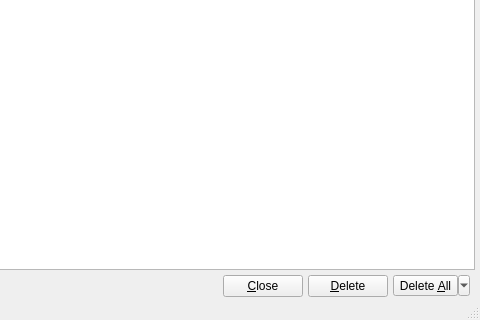
Qt form Version 1.x/UI/cookieWindow.ui (textbrowser/dooble) before a commit; both pictures show x 320 to 800 and y 280 to 600 of the 800 by 600 pixel window.
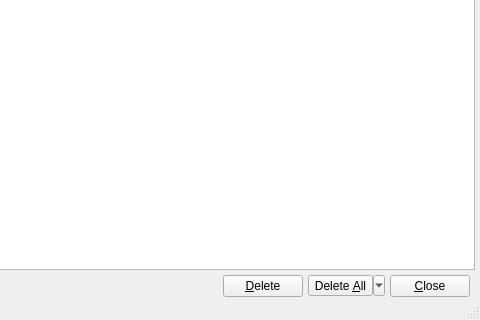
The same form after that commit. Custom widgets are drawn as their Qt base class.

Commit message: Moved buttons.

Diff of the .ui file:
```diff
--- a/Version 1.x/UI/cookieWindow.ui
+++ b/Version 1.x/UI/cookieWindow.ui
@@ -76,13 +76,6 @@
         </property>
        </spacer>
       </item>
-      <item>
-       <widget class="QPushButton" name="closePushButton">
-        <property name="text">
-         <string>&amp;Close</string>
-        </property>
-       </widget>
-      </item>
       <item>
        <widget class="QPushButton" name="deletePushButton">
         <property name="text">
@@ -103,6 +96,13 @@
         </property>
        </widget>
       </item>
+      <item>
+       <widget class="QPushButton" name="closePushButton">
+        <property name="text">
+         <string>&amp;Close</string>
+        </property>
+       </widget>
+      </item>
      </layout>
     </item>
    </layout>
```
Left out of the diff: 1 changed line with no effect on the pictures. The commit also changes 83 other files.
